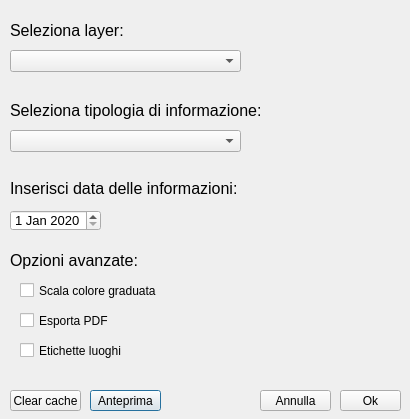
Devy99/Covid-Analyzer-QGIS, file covid_analyzer_dialog_base.ui: the form before one commit.
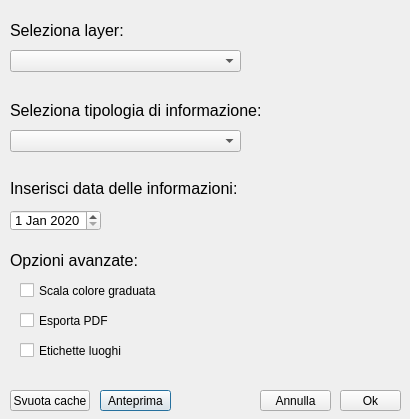
The form after the commit. Icons and pictures are not drawn.

Commit message: Changed UI and Exception messages in italian language

The edit to the form file:
```diff
--- a/covid_analyzer_dialog_base.ui
+++ b/covid_analyzer_dialog_base.ui
@@ -39,7 +39,7 @@
   <widget class="QPushButton" name="previewButton">
    <property name="geometry">
     <rect>
-     <x>90</x>
+     <x>100</x>
      <y>390</y>
      <width>71</width>
      <height>21</height>
@@ -210,12 +210,12 @@
     <rect>
      <x>10</x>
      <y>390</y>
-     <width>71</width>
+     <width>80</width>
      <height>21</height>
     </rect>
    </property>
    <property name="text">
-    <string>Clear cache</string>
+    <string>Svuota cache</string>
    </property>
    <property name="icon">
     <iconset>
```
The commit also changes 5 other files.
